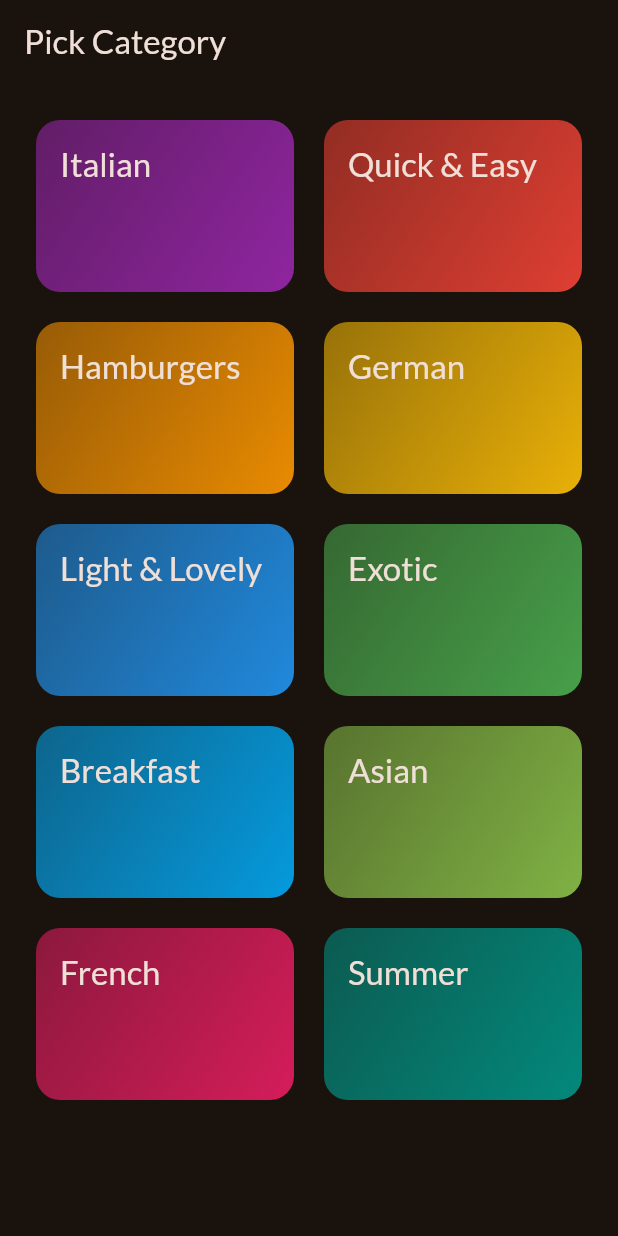
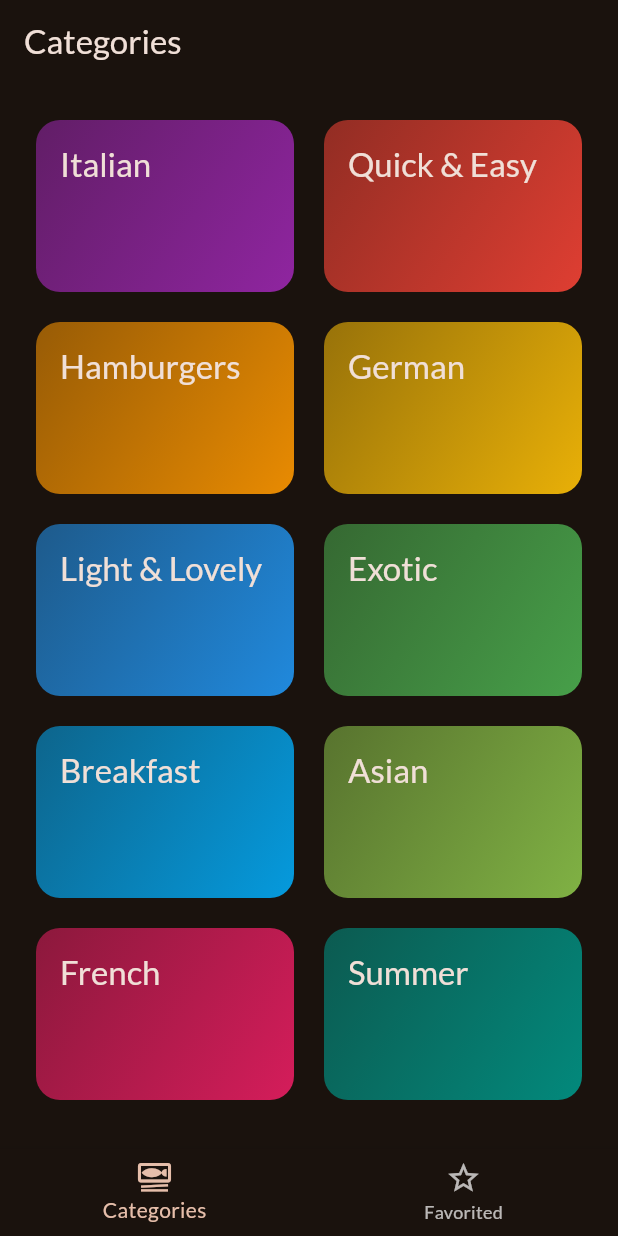
Before and after one commit to Zoro-chi/MealApp, a Flutter app: the screen it shows after launch, on a phone screen of 412 x 824 dp. Run offline on Flutter 3.47's test engine with Material 3 defaults, Android fonts, the phone set to English and light mode, and no system bars; our stand-ins replace google_fonts, transparent_image.

```diff
--- a/lib/main.dart
+++ b/lib/main.dart
@@ -1,7 +1,7 @@
 import 'package:flutter/material.dart';
+import 'package:google_fonts/google_fonts.dart';
 
-import 'package:google_fonts/google_fonts.dart';
-import 'package:meal_app/screens/categories.dart';
+import 'package:meal_app/screens/tabs.dart';
 
 final theme = ThemeData(
   useMaterial3: true,
@@ -21,6 +21,9 @@ class App extends StatelessWidget {
 
   @override
   Widget build(BuildContext context) {
-    return MaterialApp(theme: theme, home: const CategoriesScreen());
+    return MaterialApp(
+      theme: theme,
+      home: const TabsScreen(),
+    );
   }
 }
--- a/lib/screens/categories.dart
+++ b/lib/screens/categories.dart
@@ -26,11 +26,7 @@ class CategoriesScreen extends StatelessWidget {
 
   @override
   Widget build(BuildContext context) {
-    return Scaffold(
-        appBar: AppBar(
-          title: const Text('Pick Category'),
-        ),
-        body: GridView(
+    return GridView(
       padding: const EdgeInsets.all(24),
       gridDelegate: const SliverGridDelegateWithFixedCrossAxisCount(
           crossAxisCount: 2,
@@ -43,6 +39,6 @@ class CategoriesScreen extends StatelessWidget {
             _selectCategory(context, category);
           }),
       ],
-        ));
+    );
   }
 }
--- /dev/null
+++ b/lib/screens/tabs.dart
@@ -0,0 +1,52 @@
+import 'package:flutter/material.dart';
+import 'package:meal_app/screens/categories.dart';
+import 'package:meal_app/screens/meals.dart';
+
+class TabsScreen extends StatefulWidget {
+  const TabsScreen({super.key});
+
+  @override
+  State<TabsScreen> createState() => _TabsScreenState();
+}
+
+class _TabsScreenState extends State<TabsScreen> {
+  int _selectedPageIndex = 0;
+
+  void _selectPage(int index) {
+    setState(() {
+      _selectedPageIndex = index;
+    });
+  }
+
+  @override
+  Widget build(BuildContext context) {
+    Widget activePage = const CategoriesScreen();
+    var activePageTitle = "Categories";
+
+    if (_selectedPageIndex == 1) {
+      activePage = const MealsScreen(title: 'Favorites', meals: []);
+      activePageTitle = "Favorites";
+    }
+
+    return Scaffold(
+      appBar: AppBar(
+        title: Text(activePageTitle),
+      ),
+      body: activePage,
+      bottomNavigationBar: BottomNavigationBar(
+        onTap: _selectPage,
+        currentIndex: _selectedPageIndex,
+        items: const [
+          BottomNavigationBarItem(
+            icon: Icon(Icons.set_meal_outlined),
+            label: 'Categories',
+          ),
+          BottomNavigationBarItem(
+            icon: Icon(Icons.star_border),
+            label: 'Favorited',
+          ),
+        ],
+      ),
+    );
+  }
+}
```
Also changed, not shown: lib/screens/meal_details.dart (+44 -2 lines). Lines whose indentation alone changed are shown as unchanged.
